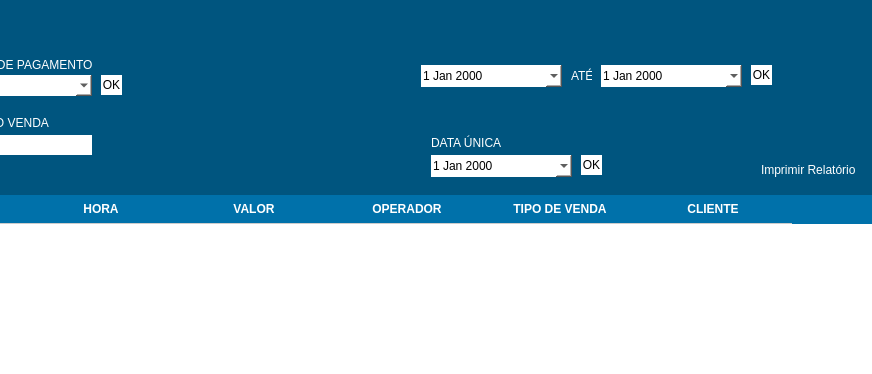
Old version of the form Form_Inicio.ui in the repository lucascostastz/SISTEMA-PDV; both pictures show x 329 to 1201 and y 0 to 374 of the 1308 by 913 pixel window.
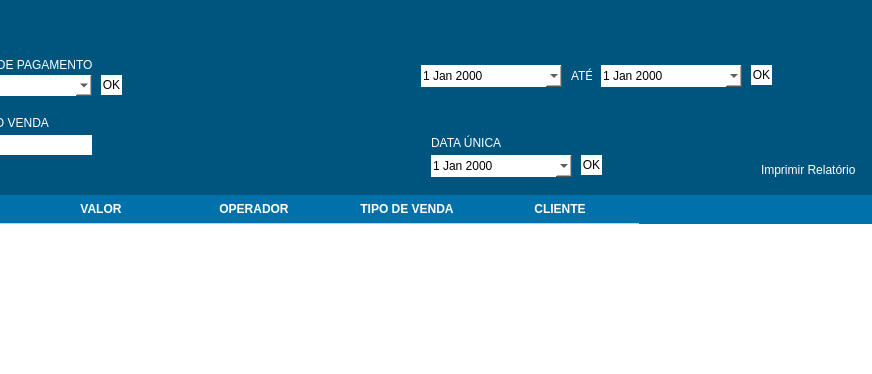
New version of the form. The open tabs and pages were chosen to show the change. Icons and pictures are not drawn.

```diff
--- a/Form_Inicio.ui
+++ b/Form_Inicio.ui
@@ -3609,7 +3609,7 @@
                        <bool>true</bool>
                       </property>
                       <property name="columnCount">
-                       <number>7</number>
+                       <number>6</number>
                       </property>
                       <attribute name="horizontalHeaderDefaultSectionSize">
                        <number>153</number>
@@ -3636,11 +3636,6 @@
                         <string>DATA</string>
                        </property>
                       </column>
-                      <column>
-                       <property name="text">
-                        <string>HORA</string>
-                       </property>
-                      </column>
                       <column>
                        <property name="text">
                         <string>VALOR</string>
```
Left out of the diff: 5 changed lines with no effect on the pictures.
